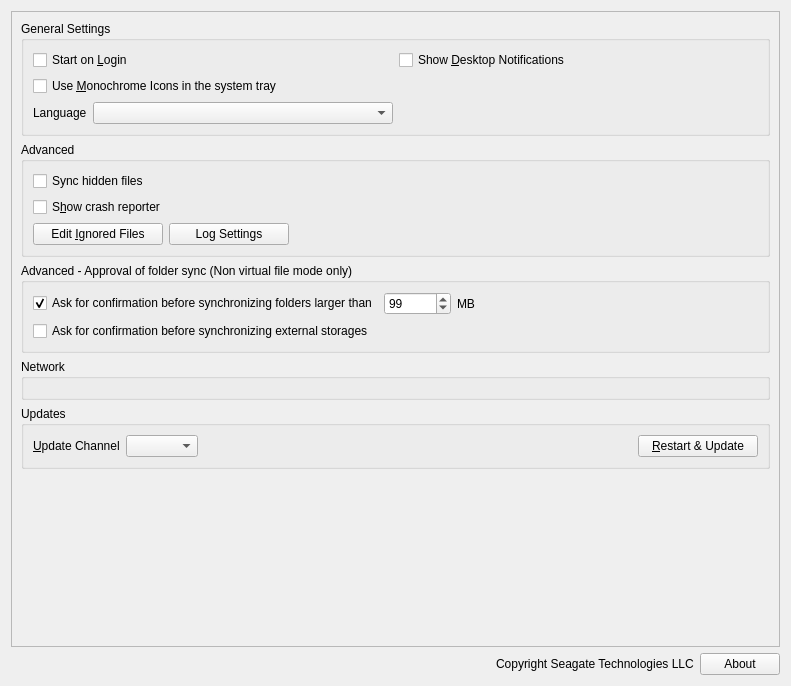
Above: src/gui/generalsettings.ui from CSG-Development/owncloud-client before the change. Below: the same form after it.
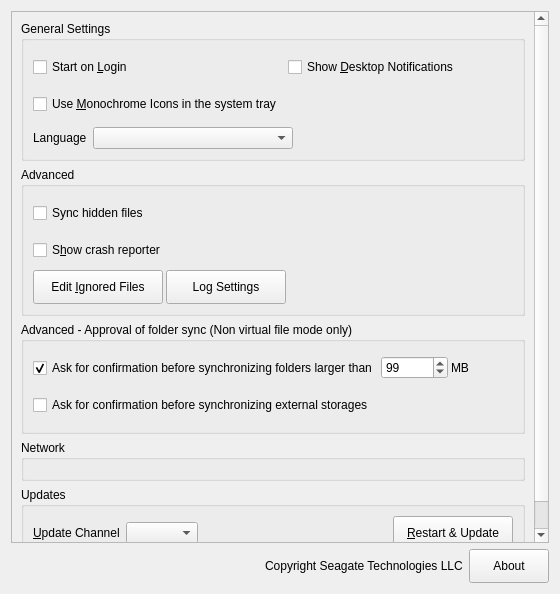
That is the form after the change. Custom widgets are drawn as their Qt base class.

```diff
--- a/src/gui/generalsettings.ui
+++ b/src/gui/generalsettings.ui
@@ -6,8 +6,8 @@
    <rect>
     <x>0</x>
     <y>0</y>
-    <width>791</width>
-    <height>686</height>
+    <width>560</width>
+    <height>594</height>
    </rect>
   </property>
   <property name="windowTitle">
@@ -24,8 +24,8 @@
        <rect>
         <x>0</x>
         <y>0</y>
-        <width>765</width>
-        <height>618</height>
+        <width>544</width>
+        <height>539</height>
        </rect>
       </property>
       <layout class="QVBoxLayout" name="verticalLayout_5">
@@ -34,38 +34,121 @@
          <property name="title">
           <string>General Settings</string>
          </property>
-         <layout class="QGridLayout" name="gridLayout_2">
-          <item row="1" column="0">
-           <widget class="QCheckBox" name="monoIconsCheckBox">
-            <property name="cursor">
-             <cursorShape>PointingHandCursor</cursorShape>
-            </property>
-            <property name="text">
-             <string>Use &amp;Monochrome Icons in the system tray</string>
-            </property>
-           </widget>
+         <layout class="QVBoxLayout" name="verticalLayout_2">
+          <item>
+           <layout class="QHBoxLayout" name="horizontalLayout_7">
+            <item>
+             <widget class="QFrame" name="frame">
+              <layout class="QGridLayout" name="gridLayout">
+               <property name="leftMargin">
+                <number>0</number>
+               </property>
+               <property name="topMargin">
+                <number>0</number>
+               </property>
+               <property name="rightMargin">
+                <number>0</number>
+               </property>
+               <property name="bottomMargin">
+                <number>0</number>
+               </property>
+               <property name="verticalSpacing">
+                <number>3</number>
+               </property>
+               <item row="1" column="0">
+                <widget class="CCheckBox" name="monoIconsCheckBox">
+                 <property name="sizePolicy">
+                  <sizepolicy hsizetype="Preferred" vsizetype="Fixed">
+                   <horstretch>0</horstretch>
+                   <verstretch>0</verstretch>
+                  </sizepolicy>
+                 </property>
+                 <property name="minimumSize">
+                  <size>
+                   <width>0</width>
+                   <height>34</height>
+                  </size>
+                 </property>
+                 <property name="maximumSize">
+                  <size>
+                   <width>16777215</width>
+                   <height>34</height>
+                  </size>
+                 </property>
+                 <property name="text">
+                  <string>Use &amp;Monochrome Icons in the system tray</string>
+                 </property>
+                </widget>
+               </item>
+               <item row="0" column="0">
+                <widget class="CCheckBox" name="autostartCheckBox">
+                 <property name="sizePolicy">
+                  <sizepolicy hsizetype="Preferred" vsizetype="Fixed">
+                   <horstretch>0</horstretch>
+                   <verstretch>0</verstretch>
+                  </sizepolicy>
+                 </property>
+                 <property name="minimumSize">
+                  <size>
+                   <width>0</width>
+                   <height>34</height>
+                  </size>
+                 </property>
+                 <property name="maximumSize">
+                  <size>
+                   <width>16777215</width>
+                   <height>34</height>
+                  </size>
+                 </property>
+                 <property name="text">
+                  <string>Start on &amp;Login</string>
+                 </property>
+                </widget>
+               </item>
+               <item row="0" column="1">
+                <widget class="CCheckBox" name="desktopNotificationsCheckBox">
+                 <property name="sizePolicy">
+                  <sizepolicy hsizetype="Preferred" vsizetype="Fixed">
+                   <horstretch>0</horstretch>
+                   <verstretch>0</verstretch>
+                  </sizepolicy>
+                 </property>
+                 <property name="minimumSize">
+                  <size>
+                   <width>200</width>
+                   <height>34</height>
+                  </size>
+                 </property>
+                 <property name="maximumSize">
+                  <size>
+                   <width>16777215</width>
+                   <height>34</height>
+                  </size>
+                 </property>
+                 <property name="text">
+                  <string>Show &amp;Desktop Notifications</string>
+                 </property>
+                </widget>
+               </item>
+              </layout>
+             </widget>
+            </item>
+            <item>
+             <spacer name="horizontalSpacer">
+              <property name="orientation">
+               <enum>Qt::Orientation::Horizontal</enum>
+              </property>
+              <property name="sizeHint" stdset="0">
+               <size>
+                <width>40</width>
+                <height>20</height>
+               </size>
+              </property>
+             </spacer>
+            </item>
+           </layout>
           </item>
-          <item row="0" column="1">
-           <widget class="QCheckBox" name="desktopNotificationsCheckBox">
-            <property name="cursor">
-             <cursorShape>PointingHandCursor</cursorShape>
-            </property>
-            <property name="text">
-             <string>Show &amp;Desktop Notifications</string>
-            </property>
-           </widget>
-          </item>
-          <item row="0" column="0">
-           <widget class="QCheckBox" name="autostartCheckBox">
-            <property name="cursor">
-             <cursorShape>PointingHandCursor</cursorShape>
-            </property>
-            <property name="text">
-             <string>Start on &amp;Login</string>
-            </property>
-           </widget>
-          </item>
-          <item row="2" column="0">
+          <item>
            <layout class="QHBoxLayout" name="horizontalLayout_6">
             <item>
              <widget class="QLabel" name="languageLabel">
@@ -91,6 +174,12 @@
                 <verstretch>0</verstretch>
                </sizepolicy>
               </property>
+              <property name="minimumSize">
+               <size>
+                <width>200</width>
+                <height>0</height>
+               </size>
+              </property>
               <property name="cursor">
                <cursorShape>PointingHandCursor</cursorShape>
               </property>
@@ -99,6 +188,19 @@
               </property>
              </widget>
             </item>
+            <item>
+             <spacer name="horizontalSpacer_2">
+              <property name="orientation">
+               <enum>Qt::Orientation::Horizontal</enum>
+              </property>
+              <property name="sizeHint" stdset="0">
+               <size>
+                <width>40</width>
+                <height>20</height>
+               </size>
+              </property>
+             </spacer>
+            </item>
            </layout>
           </item>
          </layout>
@@ -112,10 +214,22 @@
          <layout class="QHBoxLayout" name="horizontalLayout_5">
           <item>
            <layout class="QVBoxLayout" name="verticalLayout_6">
+            <property name="spacing">
+             <number>3</number>
+            </property>
             <item>
-             <widget class="QCheckBox" name="syncHiddenFilesCheckBox">
-              <property name="cursor">
-               <cursorShape>PointingHandCursor</cursorShape>
+             <widget class="CCheckBox" name="syncHiddenFilesCheckBox">
+              <property name="minimumSize">
+               <size>
+                <width>0</width>
+                <height>34</height>
+               </size>
+              </property>
+              <property name="maximumSize">
+               <size>
+                <width>300</width>
+                <height>34</height>
+               </size>
               </property>
               <property name="text">
                <string>Sync hidden files</string>
@@ -130,8 +244,17 @@
                 <verstretch>0</verstretch>
                </sizepolicy>
               </property>
-              <property name="cursor">
-               <cursorShape>PointingHandCursor</cursorShape>
+              <property name="minimumSize">
+               <size>
+                <width>0</width>
+                <height>34</height>
+               </size>
+              </property>
+              <property name="maximumSize">
+               <size>
+                <width>300</width>
+                <height>34</height>
+               </size>
               </property>
               <property name="text">
                <string>S&amp;how crash reporter</string>
@@ -145,7 +268,13 @@
                 <property name="minimumSize">
                  <size>
                   <width>130</width>
-                  <height>0</height>
+                  <height>34</height>
+                 </size>
+                </property>
+                <property name="maximumSize">
+                 <size>
+                  <width>16777215</width>
+                  <height>34</height>
                  </size>
                 </property>
                 <property name="cursor">
@@ -161,7 +290,13 @@
                 <property name="minimumSize">
                  <size>
                   <width>120</width>
-                  <height>0</height>
+                  <height>34</height>
+                 </size>
+                </property>
+                <property name="maximumSize">
+                 <size>
+                  <width>16777215</width>
+                  <height>34</height>
                  </size>
                 </property>
                 <property name="cursor">
@@ -198,12 +333,24 @@
           <string>Advanced - Approval of folder sync (Non virtual file mode only)</string>
          </property>
          <layout class="QVBoxLayout" name="verticalLayout">
+          <property name="spacing">
+           <number>3</number>
+          </property>
           <item>
            <layout class="QHBoxLayout" name="horizontalLayout_3">
             <item>
-             <widget class="QCheckBox" name="newFolderLimitCheckBox">
-              <property name="cursor">
-               <cursorShape>PointingHandCursor</cursorShape>
+             <widget class="CCheckBox" name="newFolderLimitCheckBox">
+              <property name="minimumSize">
+               <size>
+                <width>0</width>
+                <height>34</height>
+               </size>
+              </property>
+              <property name="maximumSize">
+               <size>
+                <width>16777215</width>
+                <height>34</height>
+               </size>
               </property>
               <property name="text">
                <string>Ask for confirmation before synchronizing folders larger than</string>
@@ -246,9 +393,18 @@
            </layout>
           </item>
           <item>
-           <widget class="QCheckBox" name="newExternalStorage">
-            <property name="cursor">
-             <cursorShape>PointingHandCursor</cursorShape>
+           <widget class="CCheckBox" name="newExternalStorage">
+            <property name="minimumSize">
+             <size>
+              <width>0</width>
+              <height>34</height>
+             </size>
+            </property>
+            <property name="maximumSize">
+             <size>
+              <width>16777215</width>
+              <height>34</height>
+             </size>
             </property>
             <property name="text">
              <string>Ask for confirmation before synchronizing external storages</string>
@@ -329,7 +485,13 @@
             <property name="minimumSize">
              <size>
               <width>120</width>
-              <height>0</height>
+              <height>34</height>
+             </size>
+            </property>
+            <property name="maximumSize">
+             <size>
+              <width>16777215</width>
+              <height>34</height>
              </size>
             </property>
             <property name="cursor">
@@ -403,6 +565,18 @@
       </item>
       <item>
        <widget class="QPushButton" name="about_pushButton">
+        <property name="minimumSize">
+         <size>
+          <width>0</width>
+          <height>34</height>
+         </size>
+        </property>
+        <property name="maximumSize">
+         <size>
+          <width>16777215</width>
+          <height>34</height>
+         </size>
+        </property>
         <property name="cursor">
          <cursorShape>PointingHandCursor</cursorShape>
         </property>
@@ -423,6 +597,11 @@
    <header>networksettings.h</header>
    <container>1</container>
   </customwidget>
+  <customwidget>
+   <class>CCheckBox</class>
+   <extends>QCheckBox</extends>
+   <header>gui/customui/ccheckbox.h</header>
+  </customwidget>
  </customwidgets>
  <tabstops>
   <tabstop>autostartCheckBox</tabstop>
```
Left out of the diff: 3 changed lines with no effect on the pictures.
